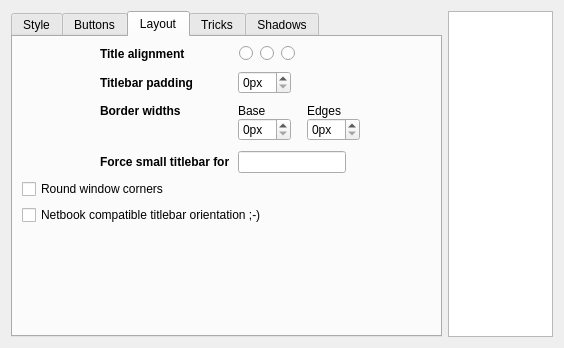
First picture: the form in kwin/configdialog.ui, repository deiv/bespin-pkg, before the edit.
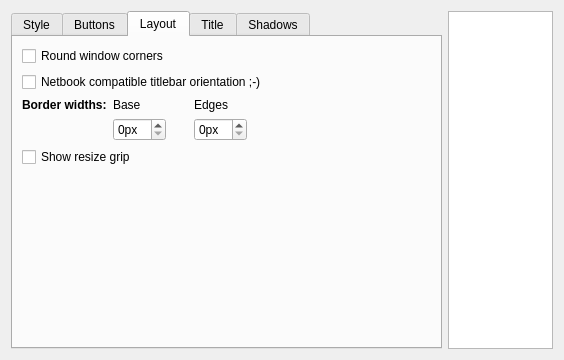
Second picture: the form after the edit. The open tabs and pages were chosen to show the change. Custom widgets are drawn as their Qt base class.

Commit message: add GUI for recent deco options

The edit to the form file:
```diff
--- a/kwin/configdialog.ui
+++ b/kwin/configdialog.ui
@@ -7,7 +7,7 @@
     <x>0</x>
     <y>0</y>
     <width>564</width>
-    <height>348</height>
+    <height>360</height>
    </rect>
   </property>
   <property name="windowTitle">
@@ -746,62 +746,144 @@
       <attribute name="title">
        <string>Layout</string>
       </attribute>
-      <layout class="QGridLayout" name="gridLayout_4">
-       <item row="1" column="0">
-        <widget class="QCheckBox" name="roundCorners">
+      <layout class="QGridLayout" name="gridLayout_3">
+       <item row="2" column="1" colspan="2">
+        <widget class="QLabel" name="label_22">
          <property name="text">
-          <string>Round window corners</string>
+          <string>Base</string>
          </property>
+         <property name="alignment">
+          <set>Qt::AlignLeading|Qt::AlignLeft|Qt::AlignVCenter</set>
+         </property>
         </widget>
        </item>
-       <item row="4" column="0" colspan="2">
+       <item row="2" column="0">
+        <widget class="QLabel" name="label_20">
+         <property name="font">
+          <font>
+           <weight>75</weight>
+           <bold>true</bold>
+          </font>
+         </property>
+         <property name="text">
+          <string>Border widths:</string>
+         </property>
+         <property name="alignment">
+          <set>Qt::AlignLeading|Qt::AlignLeft|Qt::AlignTop</set>
+         </property>
+        </widget>
+       </item>
+       <item row="2" column="4">
+        <widget class="QLabel" name="label_21">
+         <property name="text">
+          <string>Edges</string>
+         </property>
+         <property name="alignment">
+          <set>Qt::AlignLeading|Qt::AlignLeft|Qt::AlignVCenter</set>
+         </property>
+        </widget>
+       </item>
+       <item row="3" column="3">
+        <spacer name="horizontalSpacer_5">
+         <property name="orientation">
+          <enum>Qt::Horizontal</enum>
+         </property>
+         <property name="sizeType">
+          <enum>QSizePolicy::Fixed</enum>
+         </property>
+         <property name="sizeHint" stdset="0">
+          <size>
+           <width>16</width>
+           <height>20</height>
+          </size>
+         </property>
+        </spacer>
+       </item>
+       <item row="3" column="4">
+        <widget class="QSpinBox" name="edgeSize">
+         <property name="suffix">
+          <string>px</string>
+         </property>
+         <property name="maximum">
+          <number>32</number>
+         </property>
+        </widget>
+       </item>
+       <item row="5" column="2">
+        <spacer name="verticalSpacer_4">
+         <property name="orientation">
+          <enum>Qt::Vertical</enum>
+         </property>
+         <property name="sizeHint" stdset="0">
+          <size>
+           <width>20</width>
+           <height>40</height>
+          </size>
+         </property>
+        </spacer>
+       </item>
+       <item row="3" column="1" colspan="2">
+        <widget class="QSpinBox" name="baseSize">
+         <property name="suffix">
+          <string>px</string>
+         </property>
+         <property name="maximum">
+          <number>32</number>
+         </property>
+        </widget>
+       </item>
+       <item row="3" column="5">
+        <spacer name="horizontalSpacer_7">
+         <property name="orientation">
+          <enum>Qt::Horizontal</enum>
+         </property>
+         <property name="sizeHint" stdset="0">
+          <size>
+           <width>40</width>
+           <height>20</height>
+          </size>
+         </property>
+        </spacer>
+       </item>
+       <item row="1" column="0" colspan="6">
         <widget class="QCheckBox" name="verticalTitlebar">
          <property name="text">
           <string>Netbook compatible titlebar orientation ;-)</string>
          </property>
         </widget>
        </item>
-       <item row="5" column="0" colspan="2">
-        <spacer name="verticalSpacer_4">
-         <property name="orientation">
-          <enum>Qt::Vertical</enum>
+       <item row="0" column="0" colspan="6">
+        <widget class="QCheckBox" name="roundCorners">
+         <property name="text">
+          <string>Round window corners</string>
          </property>
-         <property name="sizeHint" stdset="0">
-          <size>
-           <width>20</width>
-           <height>40</height>
-          </size>
+        </widget>
+       </item>
+       <item row="4" column="0" colspan="6">
+        <widget class="QCheckBox" name="resizeCorner">
+         <property name="text">
+          <string>Show resize grip</string>
          </property>
-        </spacer>
+        </widget>
        </item>
-       <item row="0" column="0" colspan="2">
-        <layout class="QFormLayout" name="formLayout">
+      </layout>
+     </widget>
+     <widget class="QWidget" name="tab_2">
+      <attribute name="title">
+       <string>Title</string>
+      </attribute>
+      <layout class="QFormLayout" name="formLayout_4">
          <property name="fieldGrowthPolicy">
           <enum>QFormLayout::FieldsStayAtSizeHint</enum>
          </property>
-         <property name="formAlignment">
-          <set>Qt::AlignHCenter|Qt::AlignTop</set>
-         </property>
-         <property name="horizontalSpacing">
-          <number>8</number>
-         </property>
-         <property name="verticalSpacing">
-          <number>10</number>
-         </property>
-         <item row="2" column="0">
+       <item row="1" column="0">
           <widget class="QLabel" name="label_10">
-           <property name="font">
-            <font>
-             <weight>75</weight>
-             <bold>true</bold>
-            </font>
-           </property>
            <property name="text">
             <string>Title alignment</string>
            </property>
           </widget>
          </item>
-         <item row="2" column="1">
+       <item row="1" column="1">
           <widget class="QWidget" name="widget" native="true">
            <property name="minimumSize">
             <size>
@@ -889,14 +971,8 @@
            </layout>
           </widget>
          </item>
-         <item row="3" column="0">
+       <item row="5" column="0">
           <widget class="QLabel" name="label_5">
-           <property name="font">
-            <font>
-             <weight>75</weight>
-             <bold>true</bold>
-            </font>
-           </property>
            <property name="text">
             <string>Titlebar padding</string>
            </property>
@@ -905,7 +981,7 @@
            </property>
           </widget>
          </item>
-         <item row="3" column="1">
+       <item row="5" column="1">
           <widget class="QSpinBox" name="titlePadding">
            <property name="sizePolicy">
             <sizepolicy hsizetype="Maximum" vsizetype="Fixed">
@@ -921,141 +997,30 @@
            </property>
           </widget>
          </item>
-         <item row="4" column="0">
-          <widget class="QLabel" name="label_20">
-           <property name="font">
-            <font>
-             <weight>75</weight>
-             <bold>true</bold>
-            </font>
-           </property>
-           <property name="text">
-            <string>Border widths</string>
-           </property>
-           <property name="alignment">
-            <set>Qt::AlignLeading|Qt::AlignLeft|Qt::AlignTop</set>
-           </property>
-          </widget>
-         </item>
-         <item row="4" column="1">
-          <layout class="QGridLayout" name="gridLayout_6">
-           <item row="0" column="2" colspan="2">
-            <widget class="QLabel" name="label_21">
-             <property name="text">
-              <string>Edges</string>
-             </property>
-             <property name="alignment">
-              <set>Qt::AlignLeading|Qt::AlignLeft|Qt::AlignVCenter</set>
-             </property>
-            </widget>
-           </item>
-           <item row="1" column="0">
-            <widget class="QSpinBox" name="baseSize">
-             <property name="suffix">
-              <string>px</string>
-             </property>
-             <property name="maximum">
-              <number>32</number>
-             </property>
-            </widget>
-           </item>
-           <item row="1" column="1">
-            <spacer name="horizontalSpacer_5">
-             <property name="orientation">
-              <enum>Qt::Horizontal</enum>
-             </property>
-             <property name="sizeType">
-              <enum>QSizePolicy::Fixed</enum>
-             </property>
-             <property name="sizeHint" stdset="0">
-              <size>
-               <width>16</width>
-               <height>20</height>
-              </size>
-             </property>
-            </spacer>
-           </item>
-           <item row="1" column="2" colspan="2">
-            <widget class="QSpinBox" name="edgeSize">
-             <property name="suffix">
-              <string>px</string>
-             </property>
-             <property name="maximum">
-              <number>32</number>
-             </property>
-            </widget>
-           </item>
-           <item row="0" column="0">
-            <widget class="QLabel" name="label_22">
-             <property name="text">
-              <string>Base</string>
-             </property>
-             <property name="alignment">
-              <set>Qt::AlignLeading|Qt::AlignLeft|Qt::AlignVCenter</set>
-             </property>
-            </widget>
-           </item>
-          </layout>
-         </item>
-         <item row="5" column="0">
+       <item row="7" column="0">
           <widget class="QLabel" name="label_12">
-           <property name="font">
-            <font>
-             <weight>75</weight>
-             <bold>true</bold>
-            </font>
-           </property>
            <property name="text">
             <string>Force small titlebar for</string>
            </property>
           </widget>
          </item>
-         <item row="5" column="1">
+       <item row="7" column="1">
           <widget class="QLineEdit" name="smallTitleClasses"/>
          </item>
-        </layout>
-       </item>
-      </layout>
-     </widget>
-     <widget class="QWidget" name="tab_2">
-      <attribute name="title">
-       <string>Tricks</string>
-      </attribute>
-      <layout class="QGridLayout" name="gridLayout_3">
-       <item row="0" column="0">
+       <item row="4" column="1">
         <widget class="QCheckBox" name="trimmTitle">
          <property name="text">
           <string>Trimm title</string>
          </property>
         </widget>
        </item>
-       <item row="1" column="0">
-        <widget class="QCheckBox" name="resizeCorner">
+       <item row="2" column="0">
+        <widget class="QLabel" name="label_24">
          <property name="text">
           <string>Show resize grip</string>
          </property>
         </widget>
        </item>
-       <item row="3" column="0" colspan="2">
-        <widget class="QCheckBox" name="forceUserColors">
-         <property name="text">
-          <string>Ignore style hints from the (Bespin) widget style</string>
-         </property>
-        </widget>
-       </item>
-       <item row="4" column="1">
-        <spacer name="verticalSpacer_3">
-         <property name="orientation">
-          <enum>Qt::Vertical</enum>
-         </property>
-         <property name="sizeHint" stdset="0">
-          <size>
-           <width>20</width>
-           <height>40</height>
-          </size>
-         </property>
-        </spacer>
-       </item>
       </layout>
      </widget>
      <widget class="QWidget" name="tab_5">
```
Left out of the diff: 378 changed lines with no effect on the pictures. Lines whose indentation alone changed are shown as unchanged. The commit also changes 1 other file.
